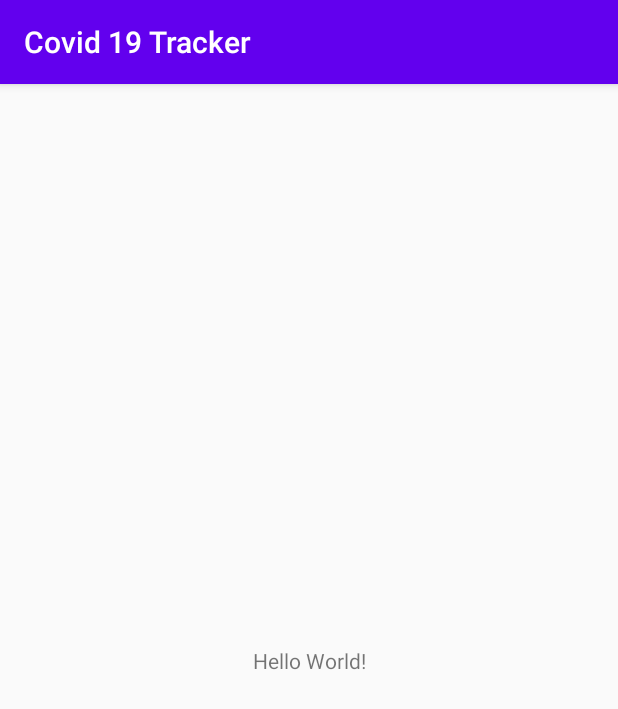
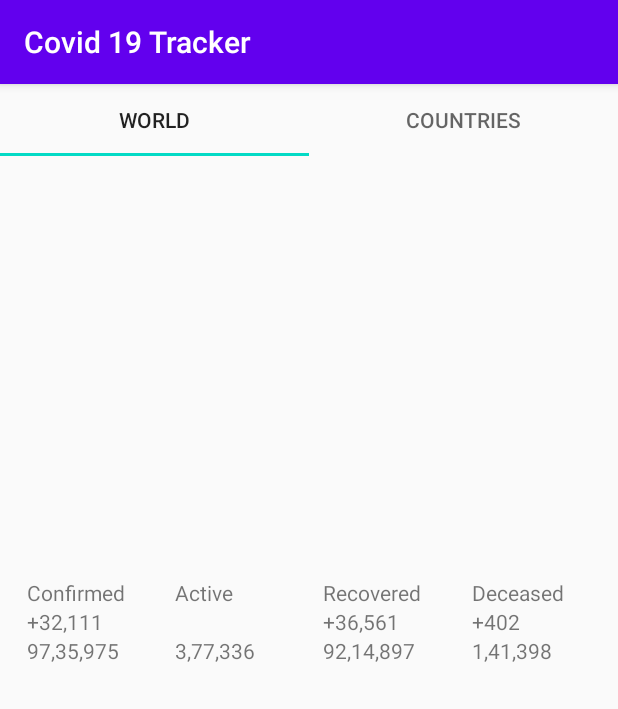
Before and after one commit to vaibhavanand31/Covid19Tracker, an Android app: the screen it shows after launch (MainActivity), on a phone screen of 412 x 824 dp. Shown: the top 709 px of the screen. Run offline under Robolectric (Android 15) with nearby library versions, the phone set to English and light mode, and no system bars.

Commit message:
Baisic Arch of app.

```diff
--- a/app/src/main/AndroidManifest.xml
+++ b/app/src/main/AndroidManifest.xml
@@ -9,7 +9,7 @@
         android:roundIcon="@mipmap/ic_launcher_round"
         android:supportsRtl="true"
         android:theme="@style/AppTheme">
-        <activity android:name=".MainActivity">
+        <activity android:name=".ui.main.MainActivity">
             <intent-filter>
                 <action android:name="android.intent.action.MAIN" />
 
--- /dev/null
+++ b/app/src/main/java/com/example/covid19tracker/ui/main/MainActivity.kt
@@ -0,0 +1,19 @@
+package com.example.covid19tracker.ui.main
+
+import androidx.appcompat.app.AppCompatActivity
+import android.os.Bundle
+import com.example.covid19tracker.R
+import com.google.android.material.tabs.TabLayoutMediator
+import kotlinx.android.synthetic.main.activity_main.*
+
+class MainActivity : AppCompatActivity() {
+    override fun onCreate(savedInstanceState: Bundle?) {
+        super.onCreate(savedInstanceState)
+        setContentView(R.layout.activity_main)
+
+        mainViewPager.adapter = MainViewPagerAdapter(this)
+        TabLayoutMediator(mainTabLayout, mainViewPager) { tab, position ->
+            tab.setText(MainTab.values()[position].titleRes)
+        }.attach()
+    }
+}
--- /dev/null
+++ b/app/src/main/java/com/example/covid19tracker/ui/main/MainViewPagerAdapter.kt
@@ -0,0 +1,24 @@
+package com.example.covid19tracker.ui.main
+
+import androidx.annotation.StringRes
+import androidx.fragment.app.Fragment
+import androidx.fragment.app.FragmentActivity
+import androidx.viewpager2.adapter.FragmentStateAdapter
+import com.example.covid19tracker.R
+
+class MainViewPagerAdapter(fragmentActivity: FragmentActivity): FragmentStateAdapter(fragmentActivity) {
+    override fun getItemCount(): Int  = MainTab.values().size
+
+    override fun createFragment(position: Int): Fragment {
+        // Find a proper way to do this
+        if(MainTab.values()[position].toString() == "Countries") {
+            return CountriesFragment()
+        }
+       return WorldFragment()
+    }
+}
+
+enum class MainTab(@StringRes val titleRes: Int) {
+    World(R.string.main_tab_world),
+    Countries(R.string.main_tab_countries)
+}
--- /dev/null
+++ b/app/src/main/java/com/example/covid19tracker/ui/main/WorldFragment.kt
@@ -0,0 +1,24 @@
+package com.example.covid19tracker.ui.main
+
+import android.os.Bundle
+import android.view.LayoutInflater
+import android.view.View
+import android.view.ViewGroup
+import androidx.fragment.app.Fragment
+import androidx.fragment.app.activityViewModels
+import com.example.covid19tracker.R
+
+class WorldFragment : Fragment() {
+
+    //private val viewModel by activityViewModels<SummaryViewModel>{}
+
+    override fun onCreateView(
+        inflater: LayoutInflater,
+        container: ViewGroup?,
+        savedInstanceState: Bundle?
+    ): View? {
+        val rootView: View = inflater.inflate(R.layout.world_fragment, container, false)
+        return  rootView
+    }
+
+}
--- a/app/src/main/res/layout/activity_main.xml
+++ b/app/src/main/res/layout/activity_main.xml
@@ -1,18 +1,21 @@
 <?xml version="1.0" encoding="utf-8"?>
-<androidx.constraintlayout.widget.ConstraintLayout xmlns:android="http://schemas.android.com/apk/res/android"
+<LinearLayout
+    xmlns:android="http://schemas.android.com/apk/res/android"
     xmlns:app="http://schemas.android.com/apk/res-auto"
     xmlns:tools="http://schemas.android.com/tools"
     android:layout_width="match_parent"
     android:layout_height="match_parent"
-    tools:context=".MainActivity">
+    tools:context=".ui.main.MainActivity"
+    android:orientation="vertical">
 
-    <TextView
-        android:layout_width="wrap_content"
-        android:layout_height="wrap_content"
-        android:text="Hello World!"
-        app:layout_constraintBottom_toBottomOf="parent"
-        app:layout_constraintLeft_toLeftOf="parent"
-        app:layout_constraintRight_toRightOf="parent"
-        app:layout_constraintTop_toTopOf="parent" />
+    <com.google.android.material.tabs.TabLayout
+        android:id="@+id/mainTabLayout"
+        android:layout_width="match_parent"
+        android:layout_height="48dp" />
 
-</androidx.constraintlayout.widget.ConstraintLayout>
+    <androidx.viewpager2.widget.ViewPager2
+        android:id="@+id/mainViewPager"
+        android:layout_width="match_parent"
+        android:layout_height="match_parent" />
+
+</LinearLayout>
--- /dev/null
+++ b/app/src/main/res/layout/world_fragment.xml
@@ -0,0 +1,125 @@
+<?xml version="1.0" encoding="utf-8"?>
+<androidx.constraintlayout.widget.ConstraintLayout
+    xmlns:android="http://schemas.android.com/apk/res/android"
+    xmlns:app="http://schemas.android.com/apk/res-auto"
+    xmlns:tools="http://schemas.android.com/tools"
+    android:layout_width="match_parent"
+    android:layout_height="match_parent"
+    >
+
+    <LinearLayout
+        android:layout_width="match_parent"
+        android:layout_height="wrap_content"
+        android:layout_marginStart="8dp"
+        android:layout_marginTop="8dp"
+        android:layout_marginEnd="8dp"
+        android:layout_marginBottom="108dp"
+        android:orientation="horizontal"
+        app:layout_constraintBottom_toBottomOf="parent"
+        app:layout_constraintEnd_toEndOf="parent"
+        app:layout_constraintStart_toStartOf="parent"
+        app:layout_constraintTop_toTopOf="parent">
+
+        <LinearLayout
+            android:layout_width="0dp"
+            android:layout_height="wrap_content"
+            android:layout_weight=".25"
+            android:orientation="vertical"
+            android:padding="10dp">
+
+            <TextView
+                android:layout_width="match_parent"
+                android:layout_height="wrap_content"
+                android:text="Confirmed"></TextView>
+
+            <TextView
+                android:id="@+id/confirmedTodayText"
+                android:layout_width="match_parent"
+                android:layout_height="wrap_content"
+                android:text="+32,111"></TextView>
+
+            <TextView
+                android:id="@+id/confirmedTotalText"
+                android:layout_width="match_parent"
+                android:layout_height="wrap_content"
+                android:text="97,35,975"></TextView>
+        </LinearLayout>
+
+        <LinearLayout
+            android:layout_width="0dp"
+            android:layout_height="match_parent"
+            android:layout_weight=".25"
+            android:orientation="vertical"
+            android:padding="10dp">
+
+            <TextView
+                android:layout_width="match_parent"
+                android:layout_height="wrap_content"
+                android:text="Active"></TextView>
+
+            <TextView
+                android:id="@+id/activeTodayText"
+                android:layout_width="match_parent"
+                android:layout_height="wrap_content"
+                android:text=""></TextView>
+
+            <TextView
+                android:id="@+id/activeTotalText"
+                android:layout_width="match_parent"
+                android:layout_height="wrap_content"
+                android:text="3,77,336"></TextView>
+        </LinearLayout>
+
+        <LinearLayout
+            android:layout_width="0dp"
+            android:layout_height="match_parent"
+            android:layout_weight=".25"
+            android:orientation="vertical"
+            android:padding="10dp">
+
+            <TextView
+                android:layout_width="match_parent"
+                android:layout_height="wrap_content"
+                android:text="Recovered"></TextView>
+
+            <TextView
+                android:id="@+id/recoveredTodayText"
+                android:layout_width="match_parent"
+                android:layout_height="wrap_content"
+                android:text="+36,561"></TextView>
+
+            <TextView
+                android:id="@+id/recoveredTotalText"
+                android:layout_width="match_parent"
+                android:layout_height="wrap_content"
+                android:text="92,14,897"></TextView>
+        </LinearLayout>
+
+        <LinearLayout
+            android:layout_width="0dp"
+            android:layout_height="match_parent"
+            android:layout_weight=".25"
+            android:orientation="vertical"
+            android:padding="10dp">
+
+            <TextView
+                android:layout_width="match_parent"
+                android:layout_height="wrap_content"
+                android:text="Deceased"></TextView>
+
+            <TextView
+                android:id="@+id/deceasedTodayText"
+                android:layout_width="match_parent"
+                android:layout_height="wrap_content"
+                android:text="+402"></TextView>
+
+            <TextView
+                android:id="@+id/deceasedTotalText"
+                android:layout_width="match_parent"
+                android:layout_height="wrap_content"
+                android:text="1,41,398"></TextView>
+        </LinearLayout>
+
+    </LinearLayout>
+
+</androidx.constraintlayout.widget.ConstraintLayout>
--- a/app/src/main/res/values/strings.xml
+++ b/app/src/main/res/values/strings.xml
@@ -1,3 +1,5 @@
 <resources>
     <string name="app_name">Covid 19 Tracker</string>
+    <string name="main_tab_world">World</string>
+    <string name="main_tab_countries">Countries</string>
 </resources>
--- a/build.gradle
+++ b/build.gradle
@@ -1,12 +1,15 @@
 // Top-level build file where you can add configuration options common to all sub-projects/modules.
 buildscript {
     ext.kotlin_version = "1.4.10"
+    ext.moshi_version = "1.9.3"
+    ext.retrofit_version = "2.9.0"
+
     repositories {
         google()
         jcenter()
     }
     dependencies {
-        classpath "com.android.tools.build:gradle:4.0.1"
+        classpath 'com.android.tools.build:gradle:4.1.1'
         classpath "org.jetbrains.kotlin:kotlin-gradle-plugin:$kotlin_version"
 
         // NOTE: Do not place your application dependencies here; they belong
```
Also changed, not shown: app/build.gradle (+44 -0 lines), app/src/main/java/com/example/covid19tracker/BundleKeys.kt (added, +10 -0 lines), app/src/main/java/com/example/covid19tracker/CovidApplication.kt (added, +15 -0 lines), app/src/main/java/com/example/covid19tracker/MainActivity.kt (deleted, +0 -11 lines), app/src/main/java/com/example/covid19tracker/ServiceLocator.kt (added, +24 -0 lines), app/src/main/java/com/example/covid19tracker/data/SummaryRepository.kt (added, +27 -0 lines), app/src/main/java/com/example/covid19tracker/network/ApiService.kt (added, +12 -0 lines), app/src/main/java/com/example/covid19tracker/network/models/SummaryListWrapper.kt (added, +39 -0 lines), app/src/main/java/com/example/covid19tracker/ui/main/CountriesFragment.kt (added, +19 -0 lines), app/src/main/java/com/example/covid19tracker/ui/main/SummaryViewModel.kt (added, +29 -0 lines), app/src/main/res/layout/countries_fragment.xml (added, +21 -0 lines), gradle/wrapper/gradle-wrapper.properties.
